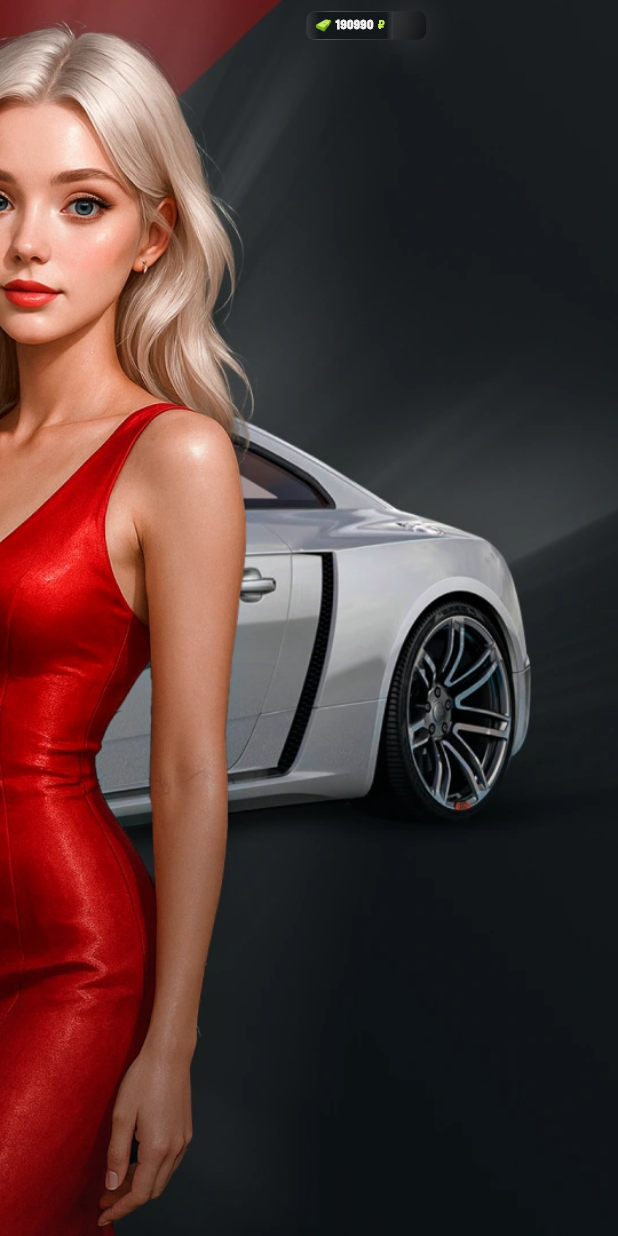
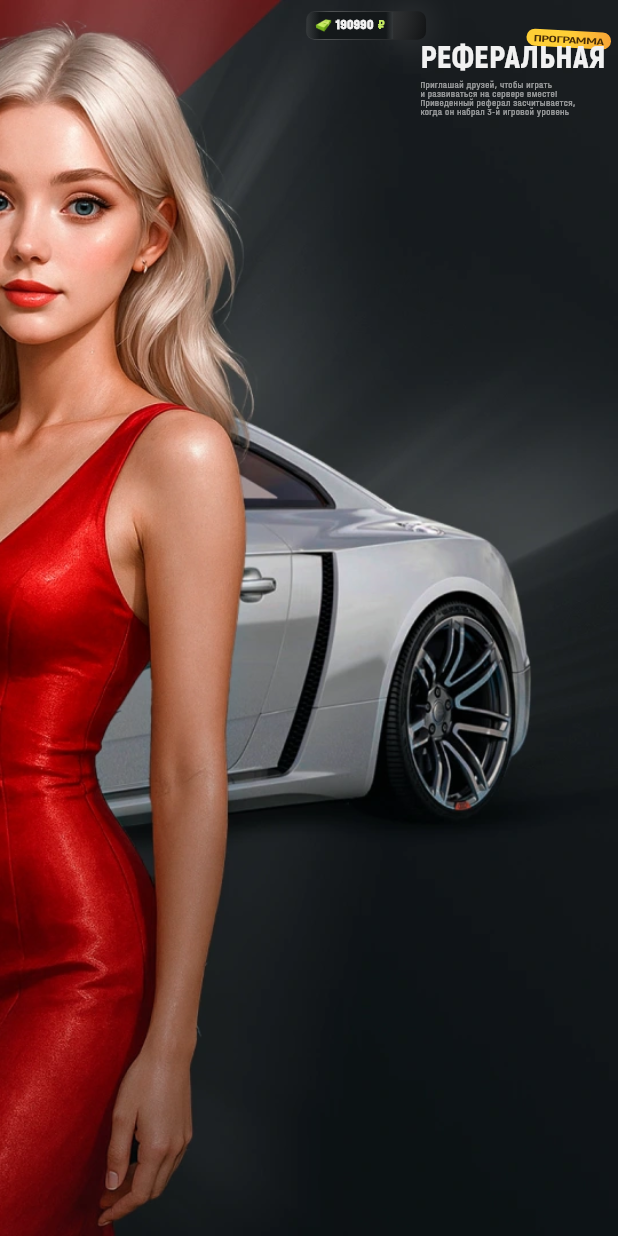
Before and after one commit to petrfalkovsky/com-russia-game-flutter-ui, a Flutter app: the screen it shows after launch, after a tap on "РЕФЕРАЛЬНАЯ ПРОГРАММА", on a phone screen of 412 x 824 dp. Run offline on Flutter 3.47's test engine with Material 3 defaults, Android fonts, the phone set to English and light mode, and no system bars; our stand-ins replace auto_size_text, figma_squircle, get_it, gradient_borders; missing offline and left inert: flutter_inner_shadow.

Commit message:
feat: add left side content widgets

```diff
--- a/lib/feature/launcher/referral_program/presentation/pages/referral_program_screen.dart
+++ b/lib/feature/launcher/referral_program/presentation/pages/referral_program_screen.dart
@@ -1,3 +1,5 @@
+import 'dart:math' as math;
+
 import 'package:com_russia_game_flutter_ui/core/extensions/context_extension.dart';
 import 'package:com_russia_game_flutter_ui/core/extensions/sizedbox_extension.dart';
 import 'package:com_russia_game_flutter_ui/core/theme/app_colors.dart';
@@ -237,6 +239,74 @@ class ReferralProgramScreen extends StatelessWidget {
                 ],
               ),
             ),
+
+            /// ОСНОВНОЙ КОНТЕНТ СЛЕВА
+            // ПРОГРАММА
+            Positioned(
+              top: _sdp(66),
+              left: _sdp(467),
+              child: Transform.rotate(
+                angle: 3.16 * math.pi / 180,
+                child: Container(
+                  height: _sdp(60),
+                  width: _sdp(299),
+                  decoration: BoxDecoration(
+                    borderRadius: BorderRadius.circular(_sdp(100)),
+                    gradient: LinearGradient(
+                      begin: Alignment.bottomLeft,
+                      end: Alignment.topRight,
+                      colors: [AppColors.refYellowLight, AppColors.refYellowDark],
+                      stops: [0.5, 0.99],
+                    ),
+                  ),
+                  child: Center(
+                    // искажение
+                    child: Transform.scale(
+                      scaleX: 1.9, // по горизонтали
+                      scaleY: 1.1, // по вертикали
+                      child: Text(
+                        context.locales.ref_program.toUpperCase(),
+                        style:
+                            AppFonts.fontAkrobat32sdpW(
+                              context,
+                              AppColors.refBrown,
+                              FontWeight.w800,
+                            ).copyWith(
+                              letterSpacing: -.3,
+                              height: sdpW(context, 38) / sdpW(context, 32),
+                            ),
+                      ),
+                    ),
+                  ),
+                ),
+              ),
+            ),
+
+            // РЕФЕРАЛЬНАЯ, ОПИСАНИЕ
+            Positioned(
+              top: _sdp(96),
+              left: _sdp(92),
+              child: Column(
+                crossAxisAlignment: CrossAxisAlignment.start,
+                children: [
+                  Text(
+                    context.locales.ref_referral.toUpperCase(),
+                    style: AppFonts.fontAkrobat120sdpW(context, AppColors.white, FontWeight.w900),
+                  ),
+
+                  _sdp(36).height,
+
+                  Text(
+                    context.locales.ref_description,
+                    style: AppFonts.fontHalvar36sdpW(
+                      context,
+                      AppColors.white.withOpacity(.6),
+                      FontWeight.w300,
+                    ),
+                  ),
+                ],
+              ),
+            ),
           ],
         ),
       ),
--- a/lib/l10n/intl_en.arb
+++ b/lib/l10n/intl_en.arb
@@ -7,7 +7,7 @@
   "@@comment": "REFERRAL_PROGRAM_LOCALE",
   "ref_program": "Программа",
   "ref_referral": "Реферальная",
-  "ref_description": "Приглашай друзей, чтобы играть и развиваться на сервере вместе!\nПриведенный реферал засчитывается, когда он набрал 3-й игровой уровень",
+  "ref_description": "Приглашай друзей, чтобы играть\nи развиваться на сервере вместе!\nПриведенный реферал засчитывается,\nкогда он набрал 3-й игровой уровень",
   "ref_your_turn": "Твой код",
   "ref_donate_procent": "%d% от доната",
   "ref_upgrade": "Улучшить до %d%",
--- a/lib/l10n/intl_ru_RU.arb
+++ b/lib/l10n/intl_ru_RU.arb
@@ -7,7 +7,7 @@
   "@@comment": "REFERRAL_PROGRAM_LOCALE",
   "ref_program": "Программа",
   "ref_referral": "Реферальная",
-  "ref_description": "Приглашай друзей, чтобы играть и развиваться на сервере вместе!\nПриведенный реферал засчитывается, когда он набрал 3-й игровой уровень",
+  "ref_description": "Приглашай друзей, чтобы играть\nи развиваться на сервере вместе!\nПриведенный реферал засчитывается,\nкогда он набрал 3-й игровой уровень",
   "ref_your_turn": "Твой код",
   "ref_donate_procent": "%d% от доната",
   "ref_upgrade": "Улучшить до %d%",
```
Also changed, not shown: lib/generated/intl/messages_en.dart, lib/generated/intl/messages_ru_RU.dart, lib/generated/l10n.dart.
